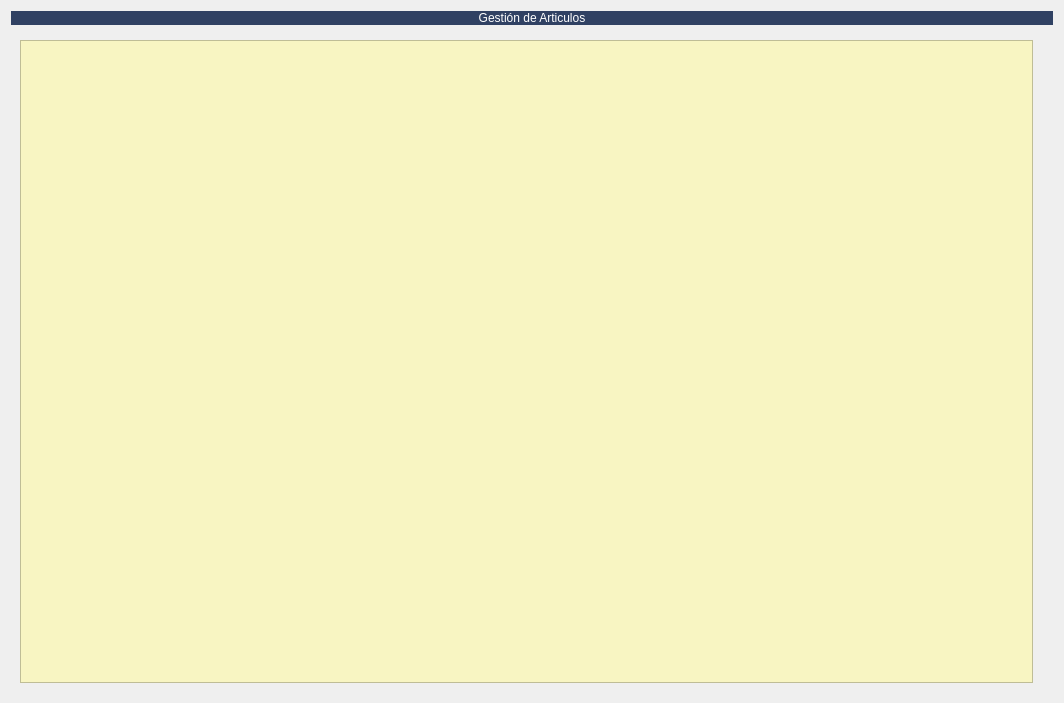
Old version of the form Almacen/frmarticulos.ui in the repository arcnexus/RedFoX.
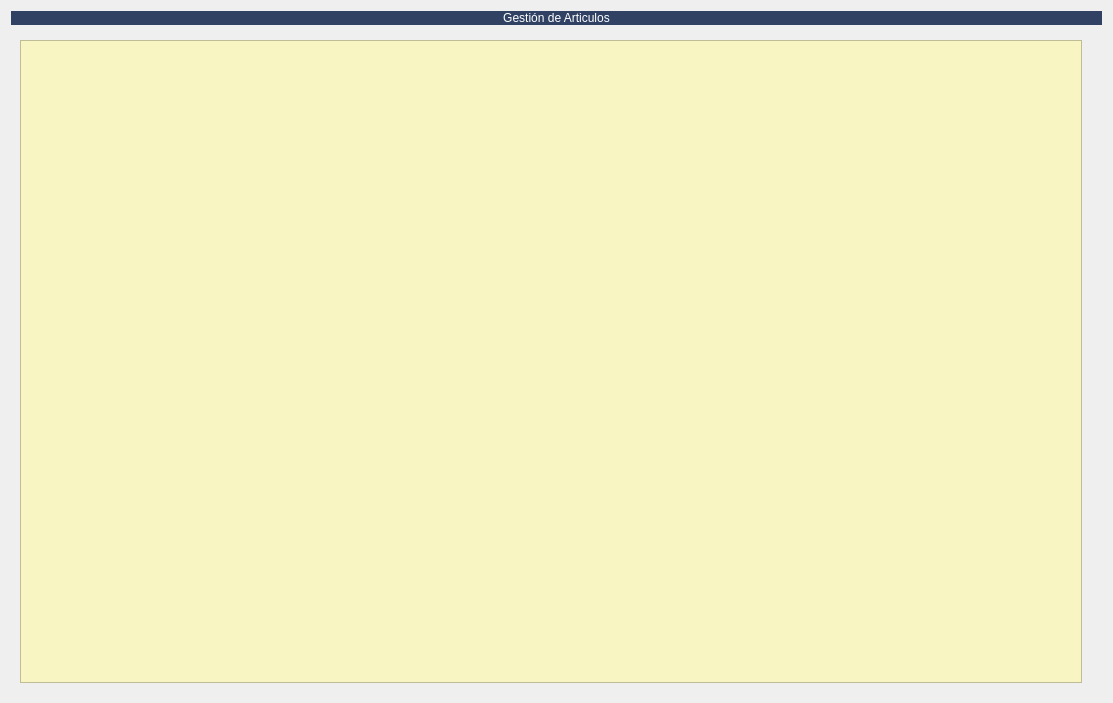
New version of the form. Icons and pictures are not drawn. Custom widgets are drawn as their Qt base class.

Patch:
```diff
--- a/Almacen/frmarticulos.ui
+++ b/Almacen/frmarticulos.ui
@@ -6,7 +6,7 @@
    <rect>
     <x>0</x>
     <y>0</y>
-    <width>1064</width>
+    <width>1113</width>
     <height>703</height>
    </rect>
   </property>
```
